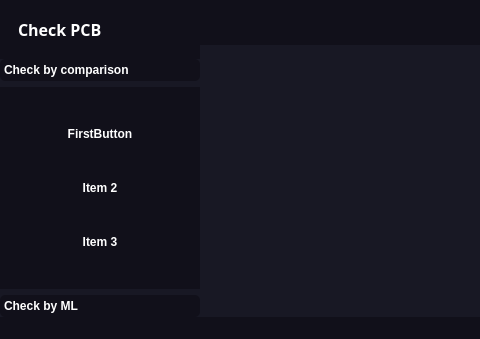
MarcinKrupnik/CheckPCB, file check_pcb.ui: the form before one commit; both pictures show x 0 to 480 and y 0 to 339 of the 689 by 339 pixel window.
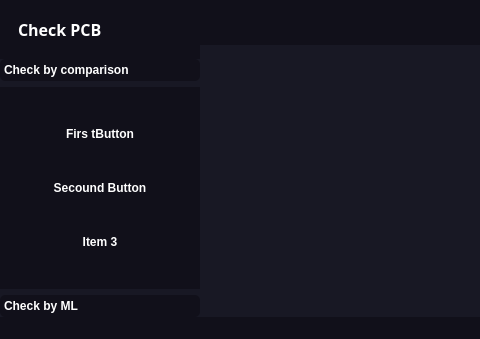
The form after the commit. Icons and pictures are not drawn.

Patch:
```diff
--- a/check_pcb.ui
+++ b/check_pcb.ui
@@ -45,7 +45,7 @@
      <widget class="QFrame" name="menu_frame">
       <property name="minimumSize">
        <size>
-        <width>200</width>
+        <width>0</width>
         <height>0</height>
        </size>
       </property>
@@ -79,6 +79,12 @@
        </property>
        <item>
         <widget class="QFrame" name="menu_main_frame">
+         <property name="minimumSize">
+          <size>
+           <width>0</width>
+           <height>0</height>
+          </size>
+         </property>
          <property name="styleSheet">
           <string notr="true">background-color:rgb(17,16,26);
 </string>
@@ -253,7 +259,7 @@
                     </font>
                    </property>
                    <property name="text">
-                    <string>FirstButton</string>
+                    <string>Firs tButton</string>
                    </property>
                   </widget>
                  </item>
@@ -266,7 +272,7 @@
                     </font>
                    </property>
                    <property name="text">
-                    <string>Item 2</string>
+                    <string>Secound Button</string>
                    </property>
                   </widget>
                  </item>
```
Left out of the diff: 26 changed lines with no effect on the pictures.
